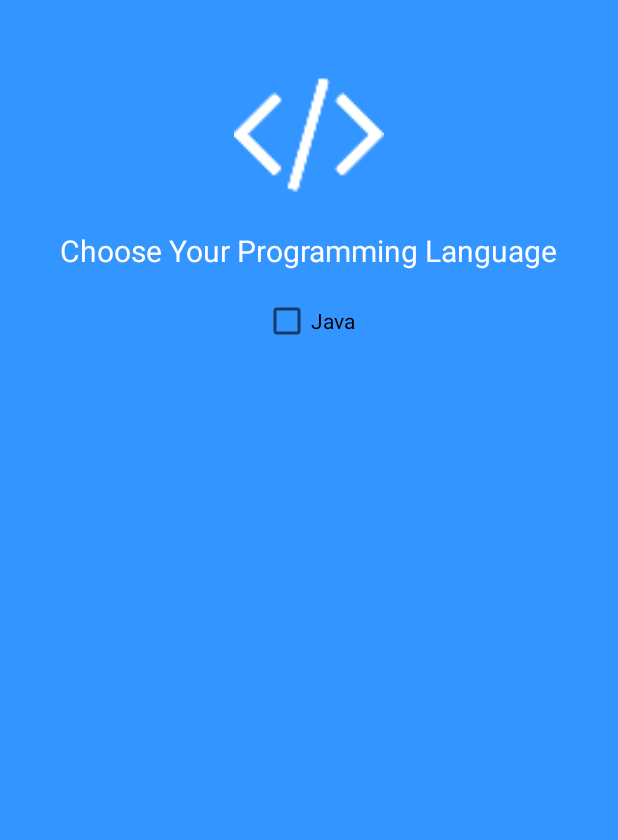
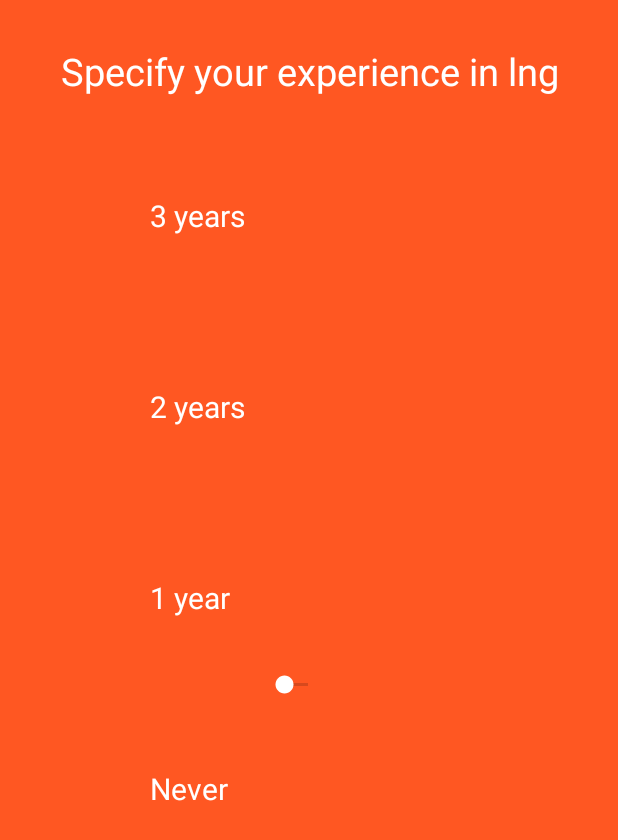
Before and after one commit to kulafine/UHackathon, an Android app: the fragment Experience shown on its own in the app's theme, on a phone screen of 412 x 824 dp. Shown: the top 840 px of the screen. Run offline under Robolectric (Android 15) with nearby library versions, the phone set to English and light mode, and no system bars.

Commit message:
fragments

```diff
--- a/app/src/main/java/com/example/prinh/uhackathon/Classes.java
+++ b/app/src/main/java/com/example/prinh/uhackathon/Classes.java
@@ -36,7 +36,7 @@ public class Classes extends Fragment {
         // Inflate the layout for this fragment
         View view = inflater.inflate(R.layout.fragment_classes, container, false);
 
-        classes = (Spinner)view.findViewById(R.id.spinnerCustom);
+        classes = (Spinner)view.findViewById(R.id.spinnerClass);
 
         ArrayList<String> cls = new ArrayList<>();
         cls.add("Year1");
--- a/app/src/main/java/com/example/prinh/uhackathon/MainActivity.java
+++ b/app/src/main/java/com/example/prinh/uhackathon/MainActivity.java
@@ -24,7 +24,7 @@ public class MainActivity extends AppCompatActivity {
         viewPager = (ViewPager)findViewById(R.id.pager);
         next = (Button)findViewById(R.id.next);
         linearLayout =(LinearLayout)findViewById(R.id.layoutdots);
-        viewPager.setAdapter(new SimplePagerAdapter(getSupportFragmentManager()));
+//        viewPager.setAdapter(new SimplePagerAdapter(getSupportFragmentManager()));
         addDots(0);
         next.setOnClickListener(new View.OnClickListener() {
             @Override
@@ -108,7 +108,7 @@ public class MainActivity extends AppCompatActivity {
 
         @Override
         public int getCount() {
-            return 2;
+            return 4;
         }
     }
     }
--- a/app/src/main/res/layout/fragment_experience.xml
+++ b/app/src/main/res/layout/fragment_experience.xml
@@ -3,36 +3,90 @@
     android:layout_width="match_parent"
     android:layout_height="match_parent"
     tools:context="com.example.prinh.uhackathon.Experience"
-    android:background="@color/Fragment3">
+    android:background="@color/Fragment4">
 
-    <ImageView
-        android:layout_width="100dp"
+    <LinearLayout
+        android:layout_width="match_parent"
         android:layout_height="100dp"
-        android:src="@drawable/exp"
-        android:id="@+id/imageView2"
-        android:layout_marginTop="40dp"
-        android:layout_alignParentTop="true"
-        android:layout_centerHorizontal="true" />
+        android:orientation="vertical"
+        android:layout_marginTop="30dp"
+        android:id="@+id/title">
+
+        <TextView
+            android:layout_width="match_parent"
+            android:layout_height="wrap_content"
+            android:text="Specify your experience in lng"
+            android:textSize="25sp"
+            android:textAlignment="center"
+            android:textColor="#fff"/>
+
+    </LinearLayout>
+
+    <LinearLayout
+        android:layout_width="match_parent"
+        android:layout_height="match_parent"
+        android:layout_below="@id/title"
+        android:orientation="horizontal">
+
+        <LinearLayout
+            android:layout_width="wrap_content"
+            android:layout_height="match_parent"
+            android:id="@+id/years"
+            android:orientation="vertical"
+            android:layout_marginLeft="100dp">
 
             <TextView
                 android:layout_width="wrap_content"
                 android:layout_height="wrap_content"
-        android:text="Choose Your Programming Language"
-        android:textSize="20sp"
+                android:text="3 years"
                 android:textColor="#fff"
-        android:layout_below="@+id/imageView2"
-        android:layout_centerHorizontal="true"
-        android:layout_marginTop="13dp"
-        android:id="@+id/textView3" />
+                android:textSize="20sp"/>
 
-    <CheckBox
+            <TextView
                 android:layout_width="wrap_content"
                 android:layout_height="wrap_content"
-        android:text="Java"
-        android:layout_below="@+id/textView3"
-        android:layout_centerHorizontal="true"
-        android:layout_marginTop="17dp"
-        android:id="@+id/checkBox3" />
+                android:text="2 years"
+                android:textColor="#fff"
+                android:textSize="20sp"
+                android:layout_marginTop="100dp"/>
+
+            <TextView
+                android:layout_width="wrap_content"
+                android:layout_height="wrap_content"
+                android:text="1 year"
+                android:textColor="#fff"
+                android:textSize="20sp"
+                android:layout_marginTop="100dp"
+                android:id="@+id/textView5" />
+
+            <TextView
+                android:layout_width="wrap_content"
+                android:layout_height="wrap_content"
+                android:text="Never"
+                android:textColor="#fff"
+                android:textSize="20sp"
+                android:layout_marginTop="100dp"
+                android:id="@+id/textView4" />
+
+        </LinearLayout>
+
+        <LinearLayout
+            android:layout_width="wrap_content"
+            android:layout_height="match_parent"
+            android:id="@+id/seekbar"
+            android:orientation="vertical"
+            android:layout_marginLeft="10dp"
+            android:layout_marginBottom="40dp">
+
+            <SeekBar
+                android:layout_width="wrap_content"
+                android:layout_height="match_parent"
+                android:id="@+id/seekBar" />
+
+        </LinearLayout>
+
+    </LinearLayout>
+
 
 
 
--- a/app/src/main/res/values/colors.xml
+++ b/app/src/main/res/values/colors.xml
@@ -2,7 +2,7 @@
 <resources>
     <color name="colorPrimary">#3F51B5</color>
     <color name="colorPrimaryDark">#303F9F</color>
-    <color name="colorAccent">#FF4081</color>
+    <color name="colorAccent">#FFF</color>
     <color name="dot_dark_screen1">#d1395c</color>
     <color name="dot_dark_screenTwo">#14a895</color>
     <color name="dot_light_screen1">#f98da5</color>
```
Also changed, not shown: app/src/main/java/com/example/prinh/uhackathon/Learn.java (+1 -81 lines), app/src/main/res/layout/activity_main.xml (+3 -7 lines), app/src/main/res/layout/fragment_classes.xml (+14 -3 lines), app/src/main/res/layout/fragment_learn.xml (+76 -1 lines). Lines whose indentation alone changed are shown as unchanged.
